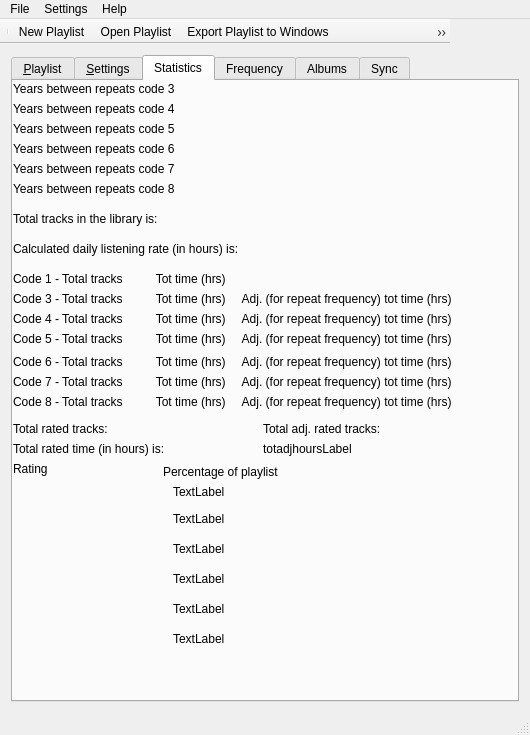
Before: the Qt Designer form src/archsimian.ui in Harpo3/archsimian, drawn with Qt 5.
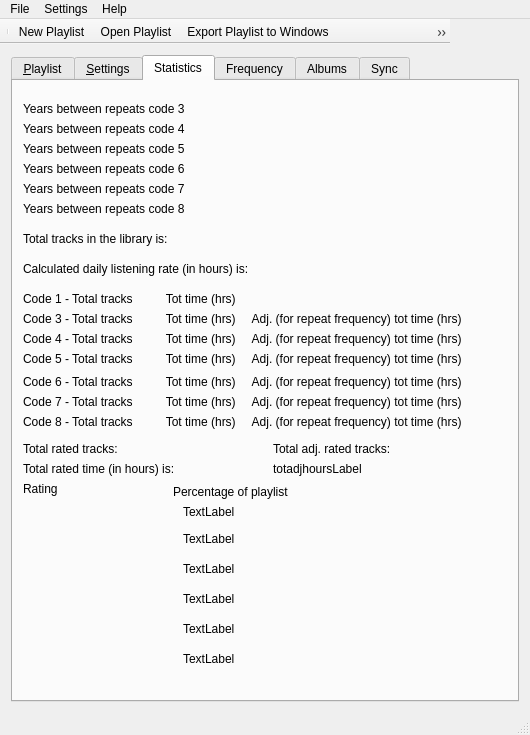
After: the same form once the commit is applied. The open tabs and pages were chosen to show the change. Icons and pictures are not drawn.

The edit to the form file:
```diff
--- a/src/archsimian.ui
+++ b/src/archsimian.ui
@@ -1081,8 +1081,8 @@
        <widget class="QLabel" name="ybrLabel3">
         <property name="geometry">
          <rect>
-          <x>0</x>
-          <y>0</y>
+          <x>10</x>
+          <y>20</y>
           <width>470</width>
           <height>16</height>
          </rect>
@@ -1094,8 +1094,8 @@
        <widget class="QLabel" name="ybrLabel4">
         <property name="geometry">
          <rect>
-          <x>0</x>
-          <y>20</y>
+          <x>10</x>
+          <y>40</y>
           <width>470</width>
           <height>16</height>
          </rect>
@@ -1107,8 +1107,8 @@
        <widget class="QLabel" name="ybrLabel5">
         <property name="geometry">
          <rect>
-          <x>0</x>
-          <y>40</y>
+          <x>10</x>
+          <y>60</y>
           <width>470</width>
           <height>16</height>
          </rect>
@@ -1120,8 +1120,8 @@
        <widget class="QLabel" name="ybrLabel6">
         <property name="geometry">
          <rect>
-          <x>0</x>
-          <y>60</y>
+          <x>10</x>
+          <y>80</y>
           <width>470</width>
           <height>16</height>
          </rect>
@@ -1133,8 +1133,8 @@
        <widget class="QLabel" name="ybrLabel7">
         <property name="geometry">
          <rect>
-          <x>0</x>
-          <y>80</y>
+          <x>10</x>
+          <y>100</y>
           <width>470</width>
           <height>16</height>
          </rect>
@@ -1146,8 +1146,8 @@
        <widget class="QLabel" name="ybrLabel8">
         <property name="geometry">
          <rect>
-          <x>0</x>
-          <y>100</y>
+          <x>10</x>
+          <y>120</y>
           <width>470</width>
           <height>16</height>
          </rect>
@@ -1159,8 +1159,8 @@
        <widget class="QLabel" name="tottracksLabel">
         <property name="geometry">
          <rect>
-          <x>0</x>
-          <y>130</y>
+          <x>10</x>
+          <y>150</y>
           <width>470</width>
           <height>16</height>
          </rect>
@@ -1172,8 +1172,8 @@
        <widget class="QLabel" name="totratedtracksLabel">
         <property name="geometry">
          <rect>
-          <x>0</x>
-          <y>340</y>
+          <x>10</x>
+          <y>360</y>
           <width>241</width>
           <height>16</height>
          </rect>
@@ -1185,8 +1185,8 @@
        <widget class="QLabel" name="totratedtimeLabel">
         <property name="geometry">
          <rect>
-          <x>0</x>
-          <y>360</y>
+          <x>10</x>
+          <y>380</y>
           <width>241</width>
           <height>16</height>
          </rect>
@@ -1198,8 +1198,8 @@
        <widget class="QLabel" name="dailylistenLabel">
         <property name="geometry">
          <rect>
-          <x>0</x>
-          <y>160</y>
+          <x>10</x>
+          <y>180</y>
           <width>470</width>
           <height>15</height>
          </rect>
@@ -1211,8 +1211,8 @@
        <widget class="QLabel" name="cd1trcktimeLabel">
         <property name="geometry">
          <rect>
-          <x>0</x>
-          <y>190</y>
+          <x>10</x>
+          <y>210</y>
           <width>481</width>
           <height>16</height>
          </rect>
@@ -1227,8 +1227,8 @@
        <widget class="QLabel" name="cd3trcktimeLabel">
         <property name="geometry">
          <rect>
-          <x>0</x>
-          <y>210</y>
+          <x>10</x>
+          <y>230</y>
           <width>471</width>
           <height>16</height>
          </rect>
@@ -1240,8 +1240,8 @@
        <widget class="QLabel" name="cd4trcktimeLabel">
         <property name="geometry">
          <rect>
-          <x>0</x>
-          <y>230</y>
+          <x>10</x>
+          <y>250</y>
           <width>481</width>
           <height>16</height>
          </rect>
@@ -1253,8 +1253,8 @@
        <widget class="QLabel" name="cd5trcktimeLabel">
         <property name="geometry">
          <rect>
-          <x>0</x>
-          <y>250</y>
+          <x>10</x>
+          <y>270</y>
           <width>481</width>
           <height>16</height>
          </rect>
@@ -1266,8 +1266,8 @@
        <widget class="QLabel" name="cd6trcktimeLabel">
         <property name="geometry">
          <rect>
-          <x>0</x>
-          <y>270</y>
+          <x>10</x>
+          <y>290</y>
           <width>481</width>
           <height>21</height>
          </rect>
@@ -1279,8 +1279,8 @@
        <widget class="QLabel" name="cd7trcktimeLabel">
         <property name="geometry">
          <rect>
-          <x>0</x>
-          <y>290</y>
+          <x>10</x>
+          <y>310</y>
           <width>481</width>
           <height>21</height>
          </rect>
@@ -1292,8 +1292,8 @@
        <widget class="QLabel" name="cd8trcktimeLabel">
         <property name="geometry">
          <rect>
-          <x>0</x>
-          <y>310</y>
+          <x>10</x>
+          <y>330</y>
           <width>481</width>
           <height>21</height>
          </rect>
@@ -1305,8 +1305,8 @@
        <widget class="QLabel" name="totadjtracksLabel">
         <property name="geometry">
          <rect>
-          <x>250</x>
-          <y>340</y>
+          <x>260</x>
+          <y>360</y>
           <width>221</width>
           <height>16</height>
          </rect>
@@ -1318,8 +1318,8 @@
        <widget class="QLabel" name="totadjhoursLabel">
         <property name="geometry">
          <rect>
-          <x>250</x>
-          <y>360</y>
+          <x>260</x>
+          <y>380</y>
           <width>241</width>
           <height>16</height>
          </rect>
@@ -1331,8 +1331,8 @@
        <widget class="QLabel" name="label_5">
         <property name="geometry">
          <rect>
-          <x>0</x>
-          <y>380</y>
+          <x>10</x>
+          <y>400</y>
           <width>121</width>
           <height>16</height>
          </rect>
@@ -1344,8 +1344,8 @@
        <widget class="QLabel" name="label_6">
         <property name="geometry">
          <rect>
-          <x>150</x>
-          <y>380</y>
+          <x>160</x>
+          <y>400</y>
           <width>131</width>
           <height>21</height>
          </rect>
@@ -1357,8 +1357,8 @@
        <widget class="QFrame" name="frame">
         <property name="geometry">
          <rect>
-          <x>0</x>
-          <y>400</y>
+          <x>10</x>
+          <y>420</y>
           <width>141</width>
           <height>171</height>
          </rect>
@@ -1529,8 +1529,8 @@
        <widget class="QFrame" name="frame_2">
         <property name="geometry">
          <rect>
-          <x>150</x>
-          <y>400</y>
+          <x>160</x>
+          <y>420</y>
           <width>121</width>
           <height>171</height>
          </rect>
```
Left out of the diff: 4 changed lines with no effect on the pictures.
